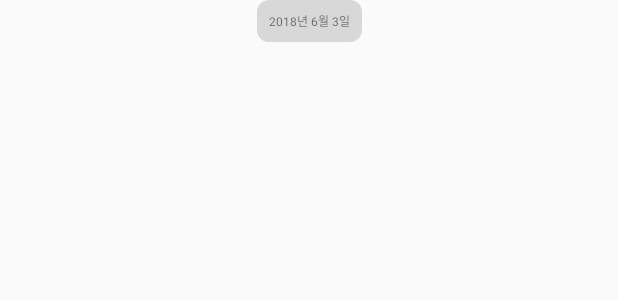
After one commit to secretpair/SecretTalkClient, an Android app: the layout recyclerview_item_chat_notification.xml on its own in the app's theme, with its tools: preview values and no code run, on a phone screen of 412 x 824 dp. The commit adds this screen. Shown: the top 300 px of the screen. Run offline under Robolectric (Android 15) with nearby library versions, the phone set to English and light mode, and no system bars.

Commit message:
Databinding Test - 채팅방 view - TextMessage 완료 - 날짜 표시 추가 + (친구) 화살표로 visible/invisible 애니메이션 추가해야함 + (친구) 현재 ViewModel 업데이트 일괄 -> viewType에 따른 업데이트로 성능향상 가능 + (채팅방목록) 날짜에 따른 날짜표시 테스트

```diff
--- a/app/src/main/java/com/example/secretpairproject/config/constant.kt
+++ b/app/src/main/java/com/example/secretpairproject/config/constant.kt
@@ -16,6 +16,10 @@ const val HEADER_MODULATION_CHECK_VALUE = 100
 const val TEXT = 900
 const val IMAGE = 901
 
+
+
+const val CHAT_DATE_MESSAGE = 910
+
 const val SEND_HEAD_TEXT_MESSAGE = 921
 const val SEND_MIDDLE_TEXT_MESSAGE = 922
 
--- a/app/src/main/java/com/example/secretpairproject/view/main/fragment/FriendFragment.kt
+++ b/app/src/main/java/com/example/secretpairproject/view/main/fragment/FriendFragment.kt
@@ -56,10 +56,7 @@ object FriendFragment : Fragment() {
             adapter.updateFriendList(it)
             adapter.notifyDataSetChanged()
         })
-
-
         friendViewModel.loadList()
-//        test()
         return view
     }
 
--- a/app/src/main/java/com/example/secretpairproject/viewmodel/main/ChatViewModel.kt
+++ b/app/src/main/java/com/example/secretpairproject/viewmodel/main/ChatViewModel.kt
@@ -52,7 +52,6 @@ class ChatViewModel(application: Application, roomId: String) : BaseDisposableVi
                 .subscribeOn(Schedulers.io())
                 .observeOn(AndroidSchedulers.mainThread())
                 .subscribe {
-                    Log.e("인서트 완료","한조 대기중 ")
                 })
     }
 
--- a/app/src/main/res/drawable/send_middle_message_box.xml
+++ b/app/src/main/res/drawable/notification_message_box.xml
@@ -3,14 +3,14 @@
     android:shape="rectangle">
 
     <!-- View background color -->
-    <solid android:color="@color/send_message" />
+    <solid android:color="@color/send_non_acitivt_gray" />
 
     <!-- The radius makes the corners rounded -->
     <corners
-        android:bottomLeftRadius="16dip"
-        android:bottomRightRadius="16dip"
-        android:topLeftRadius="16dip"
-        android:topRightRadius="16dip" />
+        android:topLeftRadius="8dip"
+        android:bottomLeftRadius="8dip"
+        android:bottomRightRadius="8dip"
+        android:topRightRadius="8dip" />
 
 
 </shape>
--- a/app/src/main/res/drawable/receive_head_message_box.xml
+++ b/app/src/main/res/drawable/receive_head_message_box.xml
@@ -7,9 +7,9 @@
 
     <!-- The radius makes the corners rounded -->
     <corners
-        android:bottomLeftRadius="16dip"
-        android:bottomRightRadius="16dip"
-        android:topRightRadius="16dip" />
+        android:bottomLeftRadius="10dip"
+        android:bottomRightRadius="10dip"
+        android:topRightRadius="10dip" />
 
 
 </shape>
--- a/app/src/main/res/drawable/send_head_message_box.xml
+++ b/app/src/main/res/drawable/send_head_message_box.xml
@@ -7,9 +7,9 @@
 
     <!-- The radius makes the corners rounded -->
     <corners
-        android:bottomLeftRadius="16dip"
-        android:bottomRightRadius="16dip"
-        android:topLeftRadius="16dip" />
+        android:bottomLeftRadius="10dip"
+        android:bottomRightRadius="10dip"
+        android:topLeftRadius="10dip" />
 
 
 </shape>
--- a/app/src/main/res/layout/recycler_item_friend.xml
+++ b/app/src/main/res/layout/recycler_item_friend.xml
@@ -1,7 +1,6 @@
 <?xml version="1.0" encoding="utf-8"?>
 <androidx.constraintlayout.widget.ConstraintLayout xmlns:android="http://schemas.android.com/apk/res/android"
     xmlns:app="http://schemas.android.com/apk/res-auto"
-    xmlns:tools="http://schemas.android.com/tools"
     android:layout_width="match_parent"
     android:layout_height="70dp">
 
@@ -12,7 +11,7 @@
         android:src="@drawable/circle_sample"
         app:layout_constraintBottom_toBottomOf="parent"
         app:layout_constraintEnd_toEndOf="parent"
-        app:layout_constraintHeight_percent="0.8"
+        app:layout_constraintHeight_percent="0.7"
         app:layout_constraintHorizontal_bias="0.02"
         app:layout_constraintStart_toStartOf="parent"
         app:layout_constraintTop_toTopOf="parent" />
@@ -28,7 +27,6 @@
         android:id="@+id/friend_name_text_view"
         android:layout_width="wrap_content"
         android:layout_height="wrap_content"
-        android:layout_marginStart="15dp"
         android:text="배민수"
         android:textColor="#4a4a4a"
         android:textSize="17dp"
@@ -41,7 +39,6 @@
         android:id="@+id/friend_state_text_view"
         android:layout_width="wrap_content"
         android:layout_height="wrap_content"
-        android:layout_marginStart="15dp"
         android:text="상태메시지입니다."
         android:layout_marginTop="2dp"
         android:textColor="#9d9d9d"
--- a/app/src/main/res/layout/recycler_item_friend_me.xml
+++ b/app/src/main/res/layout/recycler_item_friend_me.xml
@@ -12,7 +12,7 @@
         android:src="@drawable/circle_sample"
         app:layout_constraintBottom_toBottomOf="parent"
         app:layout_constraintEnd_toEndOf="parent"
-        app:layout_constraintHeight_percent="0.8"
+        app:layout_constraintHeight_percent="0.7"
         app:layout_constraintHorizontal_bias="0.02"
         app:layout_constraintStart_toStartOf="parent"
         app:layout_constraintTop_toTopOf="parent" />
--- /dev/null
+++ b/app/src/main/res/layout/recyclerview_item_chat_notification.xml
@@ -0,0 +1,21 @@
+<?xml version="1.0" encoding="utf-8"?>
+<androidx.constraintlayout.widget.ConstraintLayout xmlns:android="http://schemas.android.com/apk/res/android"
+    xmlns:app="http://schemas.android.com/apk/res-auto"
+    android:layout_width="match_parent"
+    android:layout_height="wrap_content">
+
+
+    <TextView
+        android:id="@+id/chat_notification"
+        android:layout_width="wrap_content"
+        android:layout_height="wrap_content"
+        android:background="@drawable/notification_message_box"
+        android:padding="8dp"
+        android:text="2018년 6월 3일"
+        android:textSize="8dp"
+        app:layout_constraintEnd_toEndOf="parent"
+        app:layout_constraintStart_toStartOf="parent"
+        app:layout_constraintTop_toTopOf="parent" />
+
+
+</androidx.constraintlayout.widget.ConstraintLayout>
```
Also changed, not shown: app/src/main/java/com/example/secretpairproject/config/extension.kt (+27 -0 lines), app/src/main/java/com/example/secretpairproject/view/chat/ChatRoomActivity.kt (+81 -15 lines), app/src/main/java/com/example/secretpairproject/view/chat/adapter/ChatAdapter.kt (+39 -0 lines), app/src/main/res/drawable/receive_middle_message_box.xml (+4 -4 lines).
